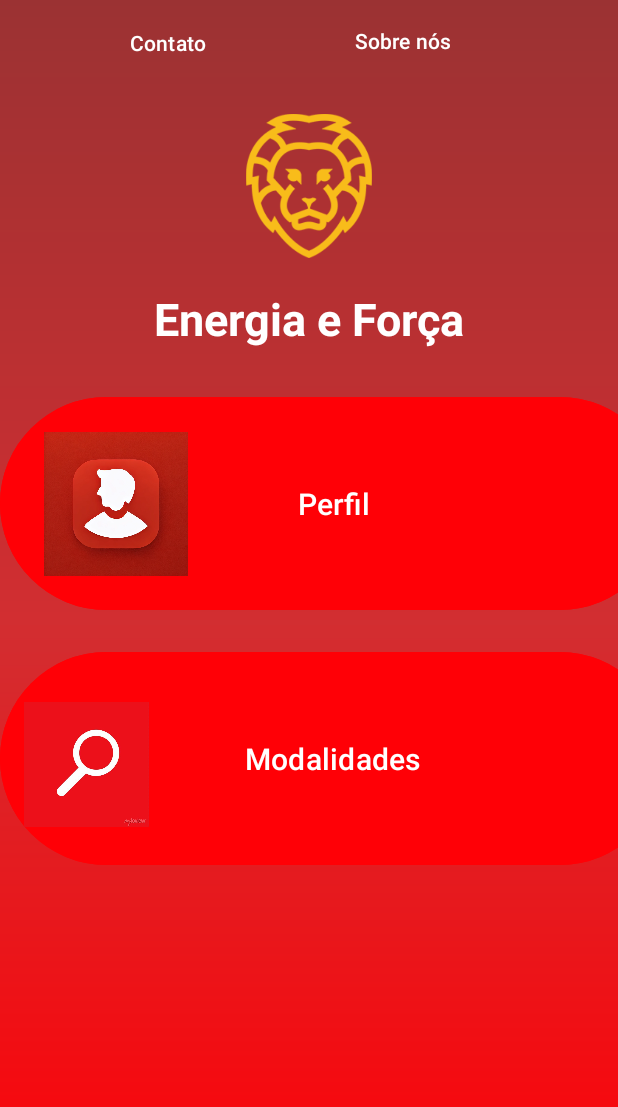
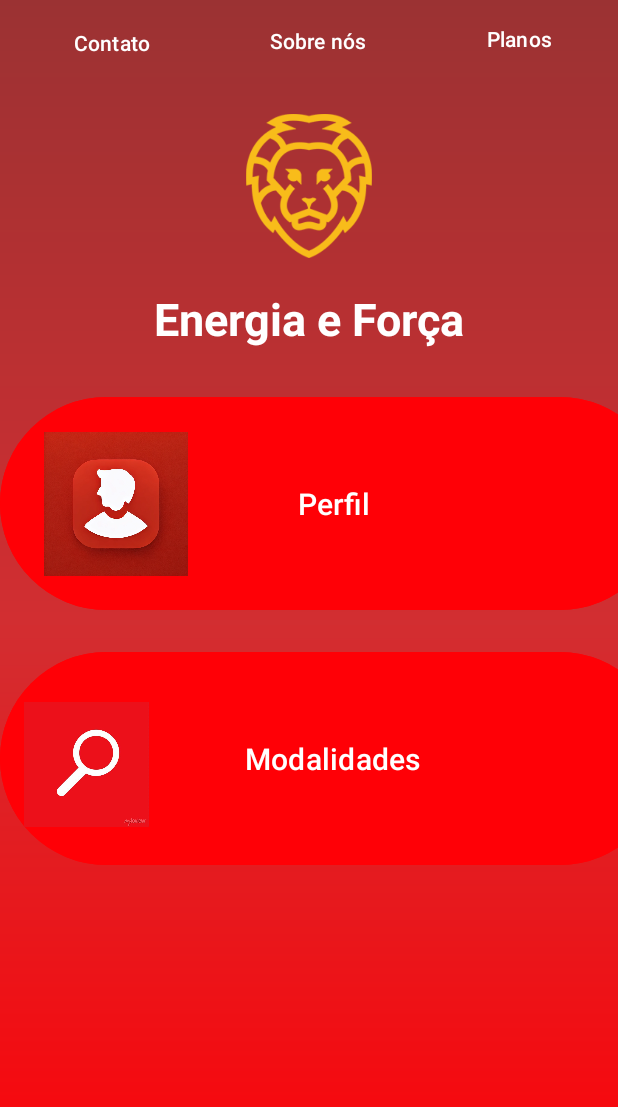
Before and after one commit to Bibiano06/Mobiletccfor-a, an Android app: the FormHome screen opened directly, with no data from a screen before it, on a phone screen of 412 x 824 dp. Shown: the top 1107 px of the screen. Run offline under Robolectric (Android 15) with nearby library versions, the phone set to English and light mode, and no system bars.

```diff
--- a/app/build.gradle.kts
+++ b/app/build.gradle.kts
@@ -10,7 +10,7 @@ android {
     defaultConfig {
         applicationId = "com.example.projetofirebase"
         minSdk = 24
-        targetSdk = 33
+        targetSdk = 34
         versionCode = 1
         versionName = "1.0"
 
--- a/app/src/main/res/layout/activity_form_home.xml
+++ b/app/src/main/res/layout/activity_form_home.xml
@@ -41,8 +41,10 @@
         android:text="Contato"
         app:layout_constraintBottom_toTopOf="@+id/leao"
         app:layout_constraintEnd_toStartOf="@+id/leao"
+        app:layout_constraintHorizontal_bias="1.0"
         app:layout_constraintStart_toStartOf="parent"
-        app:layout_constraintTop_toTopOf="parent" />
+        app:layout_constraintTop_toTopOf="parent"
+        app:layout_constraintVertical_bias="0.0" />
 
     <Button
         android:id="@id/btn_home"
@@ -52,11 +54,21 @@
         android:backgroundTint="@color/trasparente"
         android:text="Sobre nós"
         app:layout_constraintBottom_toTopOf="@+id/text_energia_forca"
-        app:layout_constraintEnd_toEndOf="@+id/leao"
-        app:layout_constraintHorizontal_bias="0.188"
-        app:layout_constraintStart_toEndOf="@+id/leao"
+        app:layout_constraintEnd_toEndOf="@+id/text_energia_forca"
+        app:layout_constraintHorizontal_bias="0.591"
+        app:layout_constraintStart_toStartOf="@+id/text_energia_forca"
         app:layout_constraintTop_toTopOf="parent"
         app:layout_constraintVertical_bias="1.0" />
+
+    <Button
+        android:id="@id/btn_home"
+        android:layout_width="132dp"
+        android:layout_height="52dp"
+        android:layout_marginBottom="140dp"
+        android:backgroundTint="@color/trasparente"
+        android:text="Planos"
+        app:layout_constraintBottom_toTopOf="@+id/text_energia_forca"
+        app:layout_constraintEnd_toEndOf="parent" />
 
     <Button
         android:id="@+id/btn_perfil"
--- a/app/src/main/res/layout/activity_planos.xml
+++ b/app/src/main/res/layout/activity_planos.xml
@@ -137,6 +137,7 @@
         tools:layout_editor_absoluteY="166dp" />
 
     <TextView
+        android:id="@+id/textView5"
         android:layout_width="wrap_content"
         android:layout_height="wrap_content"
         android:text="Direito a uma avaliação por mês"
```
Also changed, not shown: app/src/main/AndroidManifest.xml (+8 -7 lines), app/src/main/java/com/example/projetofirebase/Login.java (+73 -1 lines), app/src/main/java/com/example/projetofirebase/controller/LoginController.java (added, +46 -0 lines), app/src/main/java/com/example/projetofirebase/model/LoginModel.java (added, +34 -0 lines), app/src/main/res/layout/activity_faleconosco.xml (+7 -3 lines), app/src/main/res/layout/activity_sobre_nos.xml (+3 -10 lines).
